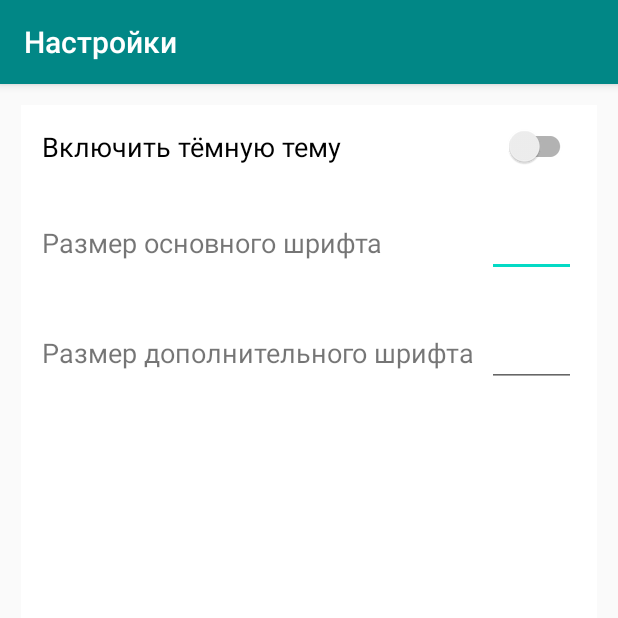
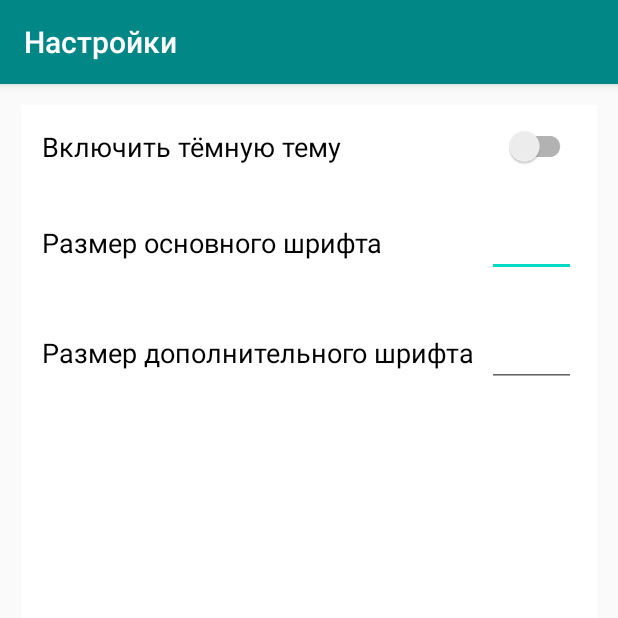
Before and after one commit to Chester095/Weather3, an Android app: the SettingsActivity screen opened directly, with no data from a screen before it, on a phone screen of 412 x 824 dp, the top half of it. Run offline under Robolectric (Android 15) with nearby library versions, the phone set to English and light mode, and no system bars.

Commit message:
Сделал по адекватнее дизайн. Шрифты буду делать если останется время или желание по окончанию основной части

```diff
--- a/app/src/main/java/com/geekbrains/weather/view/SettingsActivity.kt
+++ b/app/src/main/java/com/geekbrains/weather/view/SettingsActivity.kt
@@ -3,7 +3,6 @@ package com.geekbrains.weather.view
 import android.annotation.SuppressLint
 import android.os.Bundle
 import android.util.Log
-import android.widget.Switch
 import androidx.appcompat.app.AppCompatActivity
 import androidx.appcompat.app.AppCompatDelegate
 import androidx.appcompat.widget.SwitchCompat
@@ -18,20 +17,12 @@ class SettingsActivity : AppCompatActivity() {
         Log.d("!!! SettingsActivity", " onCreate")
         setContentView(R.layout.activity_settings)
 
-        // Declare the switch from the layout file
         val btn = findViewById<SwitchCompat>(R.id.switch_button_dark_theme)
-
-        // set the switch to listen on checked change
         btn.setOnCheckedChangeListener { _, isChecked ->
-            // if the button is checked, i.e., towards the right or enabled
-            // enable dark mode, change the text to disable dark mode
-            // else keep the switch text to enable dark mode
             if (btn.isChecked) {
                 AppCompatDelegate.setDefaultNightMode(AppCompatDelegate.MODE_NIGHT_YES)
-                btn.text = "Disable dark mode"
             } else {
                 AppCompatDelegate.setDefaultNightMode(AppCompatDelegate.MODE_NIGHT_NO)
-                btn.text = "Enable dark mode"
             }
         }
     }
--- a/app/src/main/res/layout/activity_settings.xml
+++ b/app/src/main/res/layout/activity_settings.xml
@@ -13,57 +13,62 @@
         android:layout_width="match_parent"
         android:layout_height="wrap_content"
         android:layout_margin="@dimen/margin_note_edit"
+        android:textColor="@color/black"
         android:text="@string/switch_button_dark_theme"
         android:textSize="@dimen/description_vh_text_size" />
 
     <LinearLayout
-        android:layout_margin="@dimen/margin_note_edit"
         android:layout_width="match_parent"
         android:layout_height="wrap_content"
+        android:layout_margin="@dimen/margin_note_edit"
         android:orientation="horizontal">
 
         <TextView
             android:id="@+id/text_view_main_font"
             android:layout_width="0dp"
+            android:layout_height="wrap_content"
             android:layout_weight="5"
-            android:layout_height="wrap_content"
             android:text="@string/text_view_main_font"
+            android:textColor="@color/black"
             android:textSize="@dimen/description_vh_text_size" />
 
         <EditText
             android:id="@+id/edit_text_view_main_font"
             android:layout_width="0dp"
+            android:layout_height="wrap_content"
             android:layout_weight="1"
-            android:layout_height="wrap_content"
+            android:autofillHints=""
             android:ems="10"
             android:inputType="numberSigned"
-            android:textSize="@dimen/description_vh_text_size"
-            android:autofillHints="" />
+            android:textColor="@color/black"
+            android:textSize="@dimen/description_vh_text_size" />
     </LinearLayout>
 
     <LinearLayout
+        android:layout_width="match_parent"
+        android:layout_height="83dp"
         android:layout_margin="@dimen/margin_note_edit"
-        android:layout_width="match_parent"
-        android:layout_height="wrap_content"
         android:orientation="horizontal">
 
         <TextView
             android:id="@+id/text_view_optional_font"
             android:layout_width="0dp"
+            android:layout_height="wrap_content"
             android:layout_weight="5"
-            android:layout_height="wrap_content"
             android:text="@string/text_view_optional_font"
+            android:textColor="@color/black"
             android:textSize="@dimen/description_vh_text_size" />
 
         <EditText
             android:id="@+id/edit_text_view_optional_font"
             android:layout_width="0dp"
+            android:layout_height="wrap_content"
             android:layout_weight="1"
-            android:layout_height="wrap_content"
+            android:autofillHints=""
             android:ems="10"
             android:inputType="numberSigned"
-            android:textSize="@dimen/description_vh_text_size"
-            android:autofillHints="" />
+            android:textColor="@color/black"
+            android:textSize="@dimen/description_vh_text_size" />
     </LinearLayout>
 
 </LinearLayout>
--- /dev/null
+++ b/app/src/main/res/values-night/strings.xml
@@ -0,0 +1,4 @@
+<?xml version="1.0" encoding="utf-8"?>
+<resources>
+    <string name="switch_button_dark_theme">Выключить тёмную тему</string>
+</resources>
--- a/app/src/main/res/values-night/themes.xml
+++ b/app/src/main/res/values-night/themes.xml
@@ -1,10 +1,12 @@
 <resources xmlns:tools="http://schemas.android.com/tools">
     <!-- Base application theme. -->
-    <style name="Theme.Weather" parent="Theme.MaterialComponents.DayNight.DarkActionBar">
+    <style name="Theme.Weather" parent="Theme.AppCompat.DayNight.DarkActionBar">
         <!-- Primary brand color. -->
-        <item name="colorPrimary">@color/purple_200</item>
-        <item name="colorPrimaryVariant">@color/purple_700</item>
+        <item name="colorPrimary">@color/teal_900</item>
+        <item name="colorPrimaryVariant">?android:attr/statusBarColor</item>
         <item name="colorOnPrimary">@color/black</item>
+        <item name="colorOnBackground">@android:color/darker_gray</item>
+
         <!-- Secondary brand color. -->
         <item name="colorSecondary">@color/teal_200</item>
         <item name="colorSecondaryVariant">@color/teal_200</item>
```
